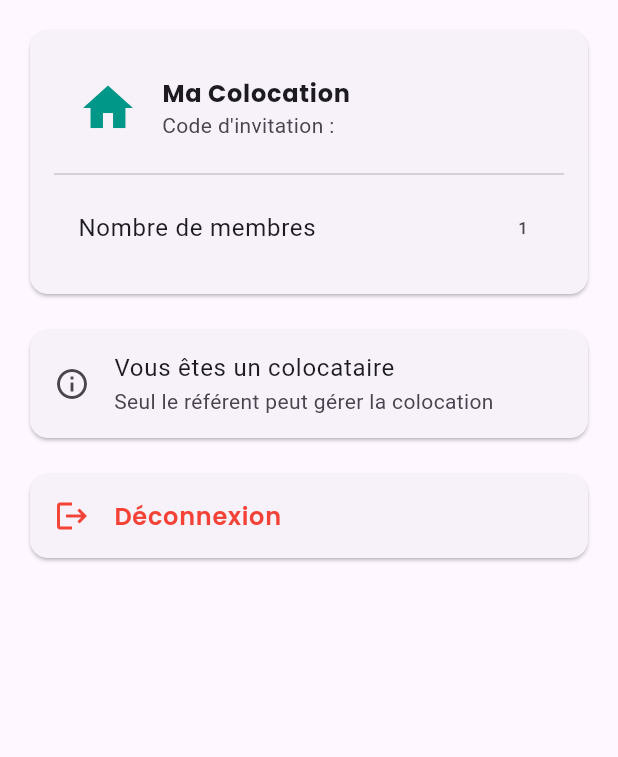
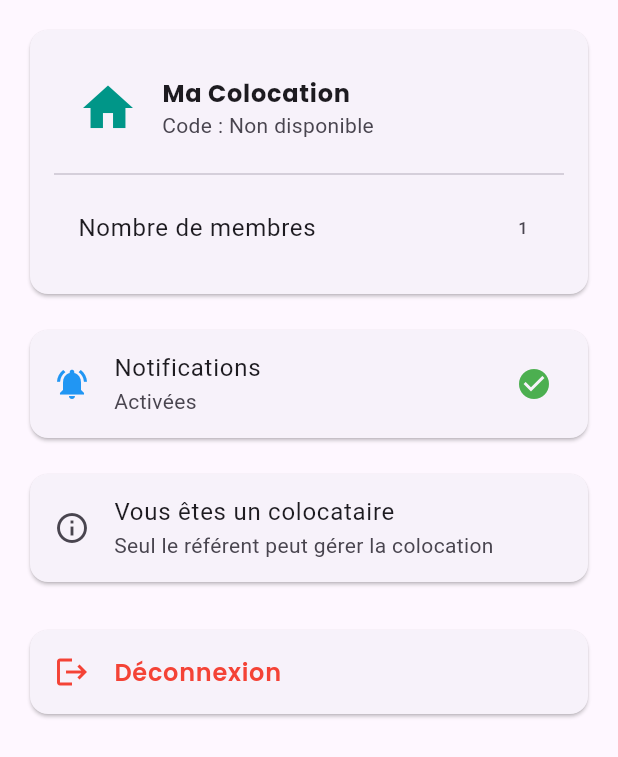
Before and after one commit to khalil-kacem/devmob-coloc-app, a Flutter app: the SettingsScreen widget shown alone on an empty page, opened directly, on a phone screen of 412 x 824 dp. Shown: the top 757 px of the screen. Run offline on Flutter 3.47's test engine with Material 3 defaults, Android fonts, the phone set to English and light mode, and no system bars; our stand-ins replace cloud_firestore, firebase_auth, firebase_core, firebase_messaging, firebase_storage, flutter_riverpod and 2 more; accounts and stored records are empty.

Commit message:
feat: settings screen - ajout notifications

```diff
--- a/lib/views/settings/settings_screen.dart
+++ b/lib/views/settings/settings_screen.dart
@@ -19,7 +19,7 @@ class SettingsScreen extends ConsumerWidget {
     return ListView(
       padding: const EdgeInsets.all(16),
       children: [
-        // Info Colocation
+        // Informations de la colocation
         Card(
           child: Padding(
             padding: const EdgeInsets.all(16),
@@ -27,10 +27,12 @@ class SettingsScreen extends ConsumerWidget {
               children: [
                 ListTile(
                   leading: const Icon(Icons.home, size: 40, color: Colors.teal),
-                  title: Text(colocation?.name ?? "Ma Colocation",
-                      style: GoogleFonts.poppins(fontWeight: FontWeight.bold)),
+                  title: Text(
+                    colocation?.name ?? "Ma Colocation",
+                    style: GoogleFonts.poppins(fontWeight: FontWeight.bold),
+                  ),
                   subtitle: Text(
-                      "Code d'invitation : ${colocation?.inviteCode ?? ''}"),
+                      "Code : ${colocation?.inviteCode ?? 'Non disponible'}"),
                 ),
                 const Divider(),
                 ListTile(
@@ -44,7 +46,19 @@ class SettingsScreen extends ConsumerWidget {
 
         const SizedBox(height: 16),
 
-        // Section Admin - Visible uniquement pour le référent
+        // Notifications
+        Card(
+          child: ListTile(
+            leading: const Icon(Icons.notifications_active, color: Colors.blue),
+            title: const Text("Notifications"),
+            subtitle: const Text("Activées"),
+            trailing: const Icon(Icons.check_circle, color: Colors.green),
+          ),
+        ),
+
+        const SizedBox(height: 16),
+
+        // Section Admin (visible uniquement par le référent)
         if (isAdmin)
           Card(
             color: Colors.orange.shade50,
@@ -84,15 +98,17 @@ class SettingsScreen extends ConsumerWidget {
             ),
           ),
 
-        const SizedBox(height: 16),
+        const SizedBox(height: 24),
 
         // Déconnexion
         Card(
           child: ListTile(
             leading: const Icon(Icons.logout, color: Colors.red),
-            title: Text("Déconnexion",
-                style: GoogleFonts.poppins(
-                    color: Colors.red, fontWeight: FontWeight.w600)),
+            title: Text(
+              "Déconnexion",
+              style: GoogleFonts.poppins(
+                  color: Colors.red, fontWeight: FontWeight.w600),
+            ),
             onTap: () async {
               await ref.read(authProvider).signOut();
               if (context.mounted) Navigator.pushReplacementNamed(context, '/');
--- a/pubspec.yaml
+++ b/pubspec.yaml
@@ -23,6 +23,7 @@ dependencies:
   google_fonts: 6.2.0
   image_picker: ^1.1.2
   intl: ^0.18.1
+  firebase_messaging: ^15.1.0
 
 
   # State management
```
Also changed, not shown: lib/main.dart (+8 -0 lines), lib/services/notification_service.dart (added, +30 -0 lines), pubspec.lock.
